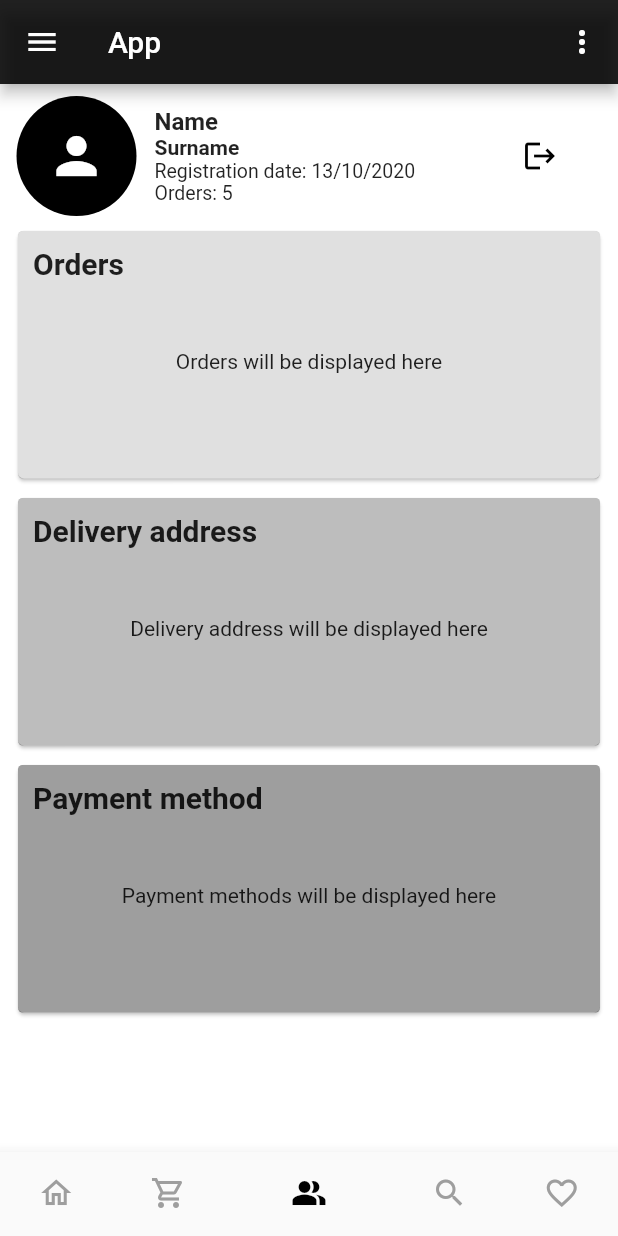
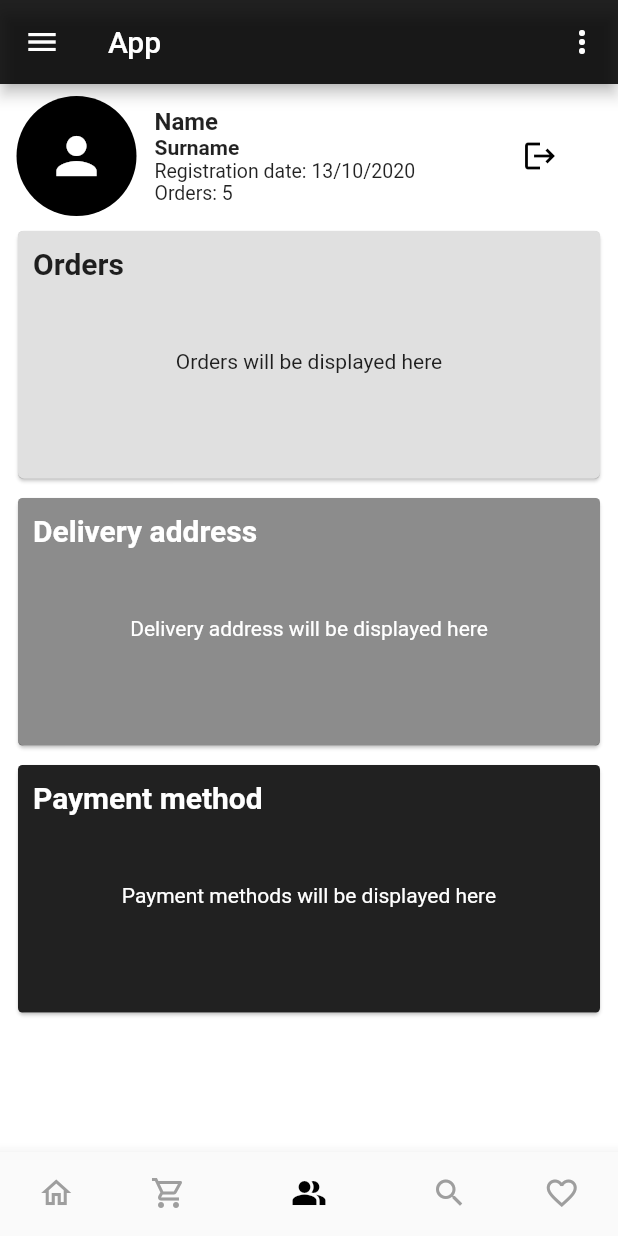
Before and after one commit to uizentrum/prestashop_app, a Flutter app: the BottomNavBar screen opened directly, item 3 of the bottom bar chosen, on a phone screen of 412 x 824 dp. Run offline on Flutter 3.47's test engine with Material 2 defaults, Android fonts, the phone set to English and light mode, and no system bars; our stand-ins replace bloc, webview_flutter; network calls fail.

Commit message:
30_10_2020_black_ed

```diff
--- a/lib/third_screen.dart
+++ b/lib/third_screen.dart
@@ -85,7 +85,7 @@ class ThirdScreen extends StatelessWidget {
               ),
               Card(
                   child: InkWell(
-                    splashColor: Colors.white,
+                    splashColor: Colors.yellow,
                     onTap: (){},
                     child: Container(
                       child: Container(
@@ -136,11 +136,15 @@ class ThirdScreen extends StatelessWidget {
                                   style: TextStyle(
                                     fontSize: 20.0,
                                     fontWeight: FontWeight.bold,
+                                    color: Colors.white
                                   ),
                                 ),
                               ],
                             ),
-                            Text('Delivery address will be displayed here'),
+                            Text('Delivery address will be displayed here',
+                            style: TextStyle(
+                              color: Colors.white
+                            ),),
                           ],
                         ),
                       ),
@@ -150,7 +154,7 @@ class ThirdScreen extends StatelessWidget {
                       ),
                       padding: EdgeInsets.all(10),
                       decoration: BoxDecoration(
-                        color: Colors.black26,
+                        color: Colors.black45,
                         borderRadius: BorderRadius.circular(3.0),
                       ),
                     ),
@@ -173,11 +177,15 @@ class ThirdScreen extends StatelessWidget {
                                   style: TextStyle(
                                     fontSize: 20.0,
                                     fontWeight: FontWeight.bold,
+                                    color: Colors.white
                                   ),
                                 ),
                               ],
                             ),
-                            Text('Payment methods will be displayed here'),
+                            Text('Payment methods will be displayed here',
+                            style: TextStyle(
+                              color: Colors.white
+                            ),),
                           ],
                         ),
                       ),
@@ -187,7 +195,7 @@ class ThirdScreen extends StatelessWidget {
                       ),
                       padding: EdgeInsets.all(10),
                       decoration: BoxDecoration(
-                        color: Colors.black38,
+                        color: Colors.grey.shade900,
                         borderRadius: BorderRadius.circular(3.0),
                       ),
                     ),
```
